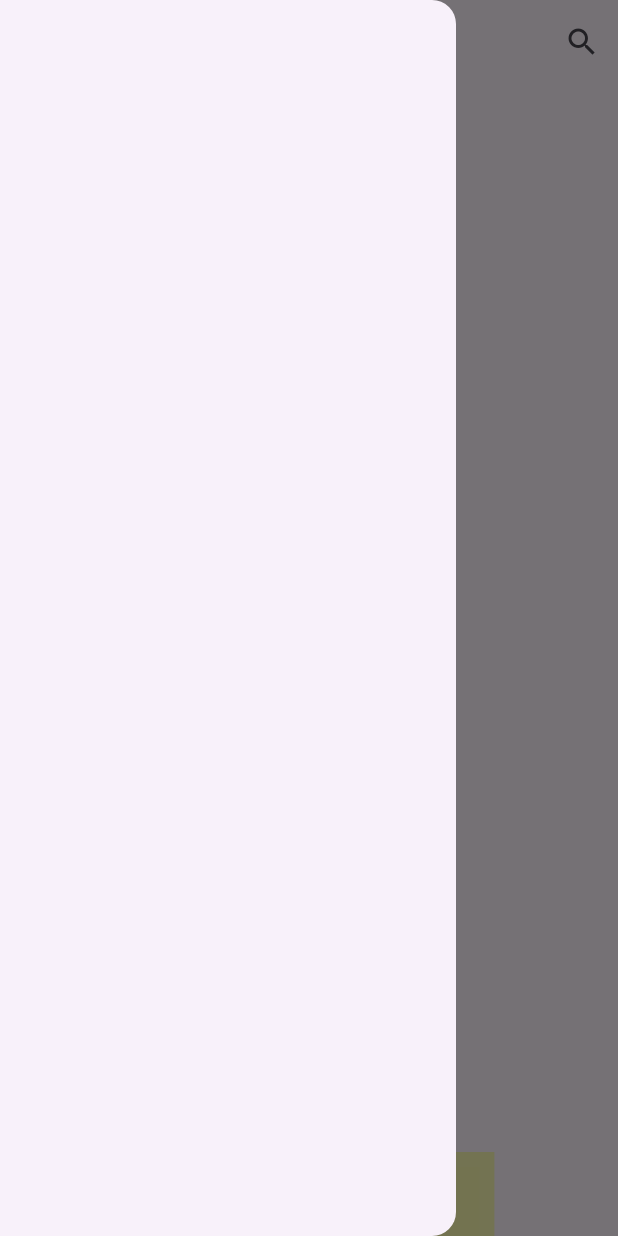
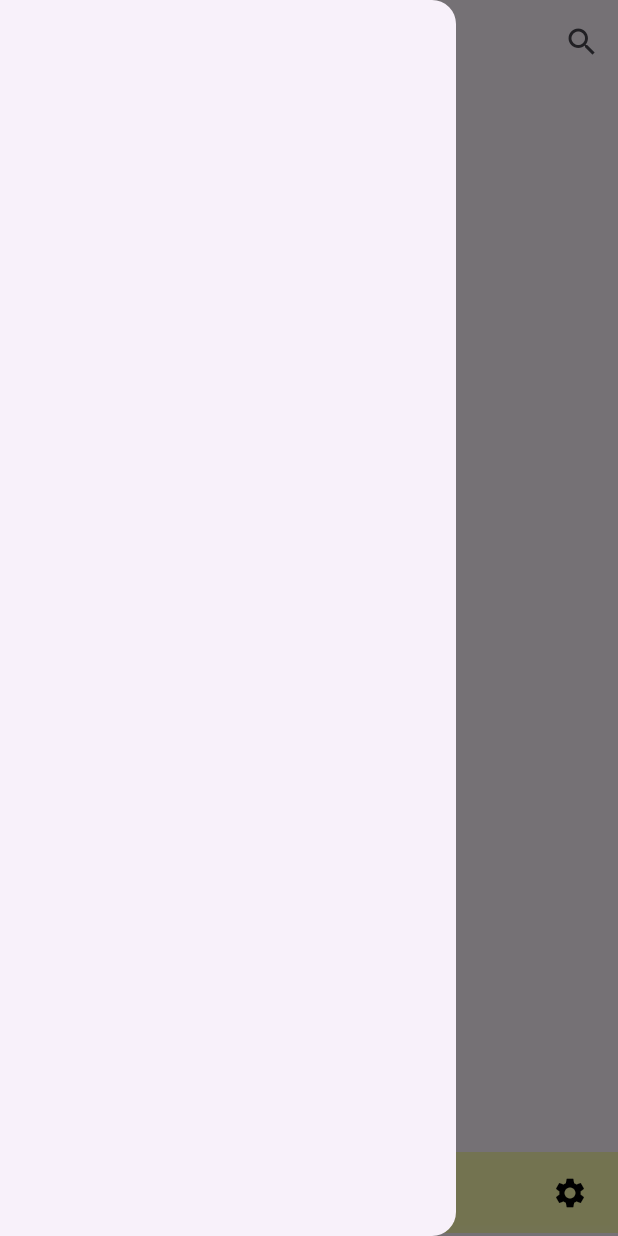
Before and after one commit to Desmond235/UI, a Flutter app: the screen it shows after launch, item 2 of the bottom bar chosen, with the side drawer open, on a phone screen of 412 x 824 dp. Run offline on Flutter 3.47's test engine with Material 2 defaults, Android fonts, the phone set to English and light mode, and no system bars; drawn by our look-alikes of google_nav_bar.

Commit message:
modified  file

```diff
--- a/lib/category.dart
+++ b/lib/category.dart
@@ -60,7 +60,7 @@ Widget logo( BuildContext context,Color color) {
               return Container(
                 margin: const EdgeInsets.only(left: 20,),
                 padding: const EdgeInsets.all(10),
-                width: MediaQuery.of(context).size.width  *0.2,
+                width: MediaQuery.of(context).size.width  *0.192,
                 height: 10,
                 decoration: BoxDecoration(
                   borderRadius: BorderRadius.circular(20),
--- a/lib/google_nav.dart
+++ b/lib/google_nav.dart
@@ -15,16 +15,16 @@ class GoogleNavBar extends StatelessWidget {
   Widget build(BuildContext context) {
     return Container(
       color: color,
-      width: MediaQuery.of(context).size.width * 0.8,
+
       child: Padding(
-        padding: const EdgeInsets.all(10.0),
+        padding: const EdgeInsets.all(5.0),
         child: GNav(
           backgroundColor: color,
           activeColor: Colors.grey.shade800,
           tabBackgroundColor: Colors.white,
           selectedIndex: currentIndex,
           onTabChange: selectedIndex,
-          padding: const EdgeInsets.symmetric(horizontal: 15, vertical: 15),
+          padding: const EdgeInsets.symmetric(horizontal: 15, vertical: 10),
           tabs: const [
             GButton(
               icon: Icons.home,
--- a/lib/hide_nav_bar.dart
+++ b/lib/hide_nav_bar.dart
@@ -2,26 +2,26 @@ import 'package:flutter/material.dart';
 import 'package:flutter/rendering.dart';
 
 class ScrollToHideNavBar extends StatefulWidget {
-  final ScrollController controller;
+   final ScrollController controller;
   final Widget child;
   final Duration duration;
-
   const ScrollToHideNavBar({
     Key? key,
     required this.child,
     required this.controller,
-    this.duration = const Duration(seconds: 2),
+    this.duration = const Duration(seconds:2),
   }) : super(key: key);
+
 
   @override
   State<ScrollToHideNavBar> createState() => _ScrollToHideNavBarState();
 }
 
 class _ScrollToHideNavBarState extends State<ScrollToHideNavBar> {
-  bool _isVisible = true;
+   bool _isVisible = true;
 
-  @override
-  void initState() {
+   @override
+   void initState() {
     super.initState();
     widget.controller.addListener(listen);
   }
@@ -32,34 +32,36 @@ class _ScrollToHideNavBarState extends State<ScrollToHideNavBar> {
     super.dispose();
   }
 
-  listen() {
+  void listen(){
     final direction = widget.controller.position.userScrollDirection;
-    if (direction == ScrollDirection.reverse) {
+    if(direction == ScrollDirection.forward){
       show();
-    } else if (direction == ScrollDirection.forward) {
+    }
+    else if(direction == ScrollDirection.reverse){
       hide();
     }
+
   }
 
   //  show bottom nav bar
-  void show() {
-    if (!_isVisible) {
-      setState(() => _isVisible = false);
+  void show(){
+    if(!_isVisible) {
+      setState(() => _isVisible = true);
     }
   }
 
   // hide bottom nav bar
-  void hide() {
+  void hide(){
     if (_isVisible) {
-      setState(() => _isVisible = true);
+      setState(() => _isVisible = false);
     }
   }
-
   @override
   Widget build(BuildContext context) {
     return AnimatedContainer(
-        duration: widget.duration,
-        height: _isVisible ? kBottomNavigationBarHeight : 0,
-        child: Wrap(children: [widget.child]));
+      duration: widget.duration,
+      height:_isVisible? kBottomNavigationBarHeight : 0,
+      child: Wrap(children: [widget.child])
+  );
   }
 }
--- a/lib/homepage.dart
+++ b/lib/homepage.dart
@@ -89,7 +89,6 @@ class _MyHomePageState extends State<MyHomePage> {
       ),
       drawer: const Drawer(),
       body: SingleChildScrollView(
-        controller: controller,
         child: pages.elementAt(currentIndex)
       ),
       bottomNavigationBar:ScrollToHideNavBar (
```
Also changed, not shown: lib/items.dart (+5 -4 lines), lib/sneakers.dart (+10 -7 lines).
